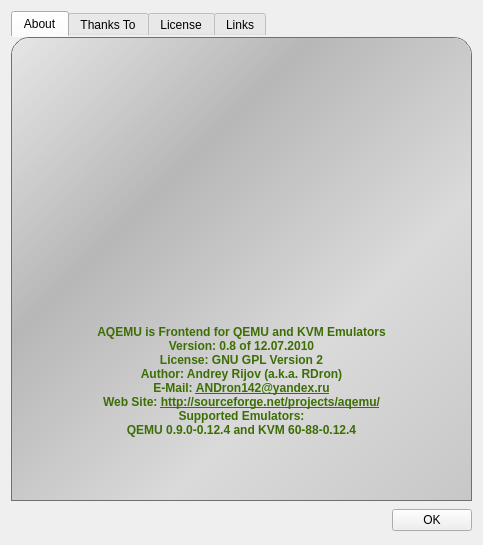
This is About_Window.ui in qunying/aqemu-old as Qt 5 draws it before an edit. The edited form follows.
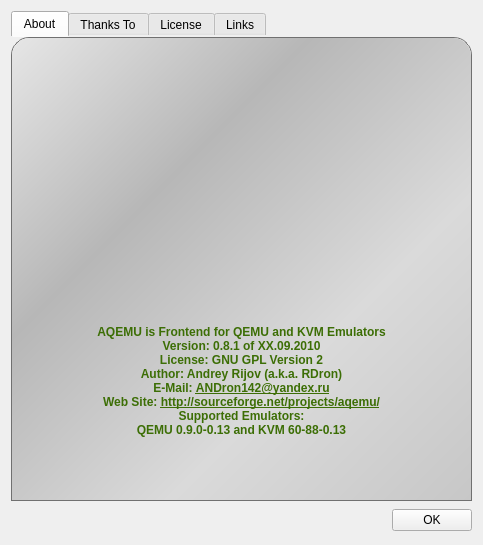
This is the edited form. Icons and pictures are not drawn.

What changed in the file:
```diff
--- a/About_Window.ui
+++ b/About_Window.ui
@@ -141,12 +141,12 @@
 &lt;body&gt;
 &lt;b&gt;
 &lt;p&gt;AQEMU is Frontend for QEMU and KVM Emulators&lt;/p&gt;
-&lt;p&gt;Version: 0.8 of 12.07.2010&lt;/p&gt;
+&lt;p&gt;Version: 0.8.1 of ХХ.09.2010&lt;/p&gt;
 &lt;p&gt;License: GNU GPL Version 2&lt;/p&gt;
 &lt;p&gt;Author: Andrey Rijov (a.k.a. RDron)&lt;/p&gt;
 &lt;p&gt;E-Mail: &lt;a href=&quot;mailto:ANDron142@yandex.ru&quot;&gt;ANDron142@yandex.ru&lt;/a&gt;&lt;/p&gt;
 &lt;p&gt;Web Site: &lt;a href=&quot;http://sourceforge.net/projects/aqemu/&quot;&gt;http://sourceforge.net/projects/aqemu/&lt;/a&gt;&lt;/p&gt;
-&lt;p&gt;Supported Emulators:&lt;br&gt;QEMU 0.9.0-0.12.4 and KVM 60-88-0.12.4&lt;/p&gt;
+&lt;p&gt;Supported Emulators:&lt;br&gt;QEMU 0.9.0-0.13 and KVM 60-88-0.13&lt;/p&gt;
 &lt;/b&gt;
 &lt;/body&gt;
 &lt;/html&gt;</string>
```
Left out of the diff: 2 changed lines with no effect on the pictures.
